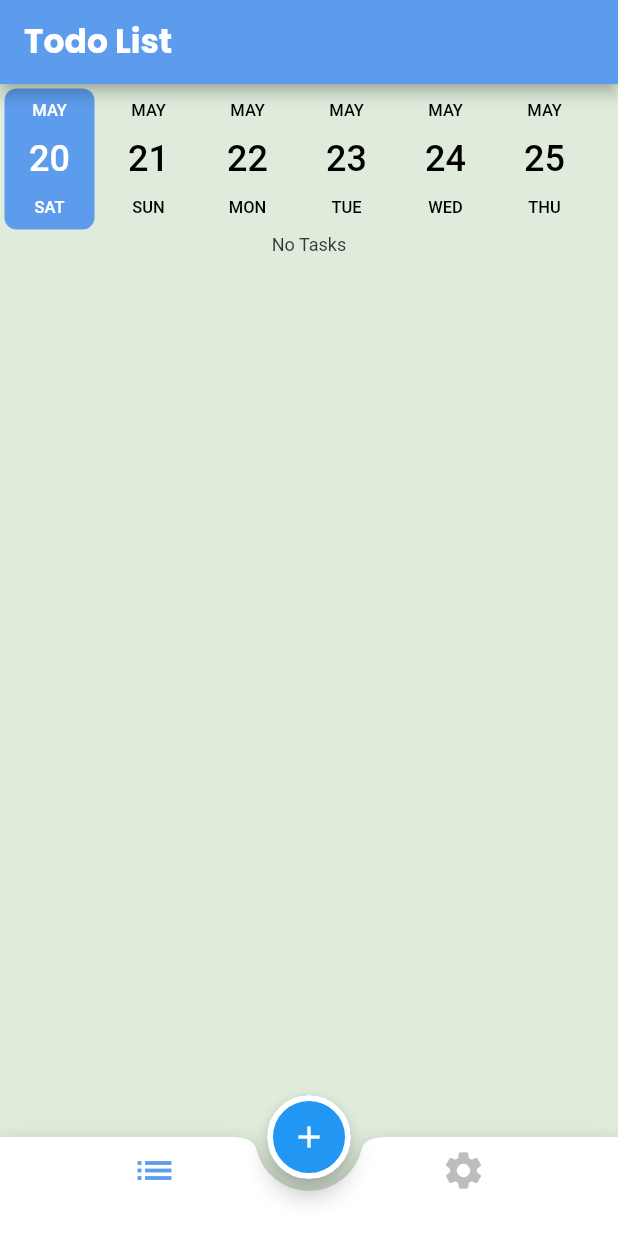
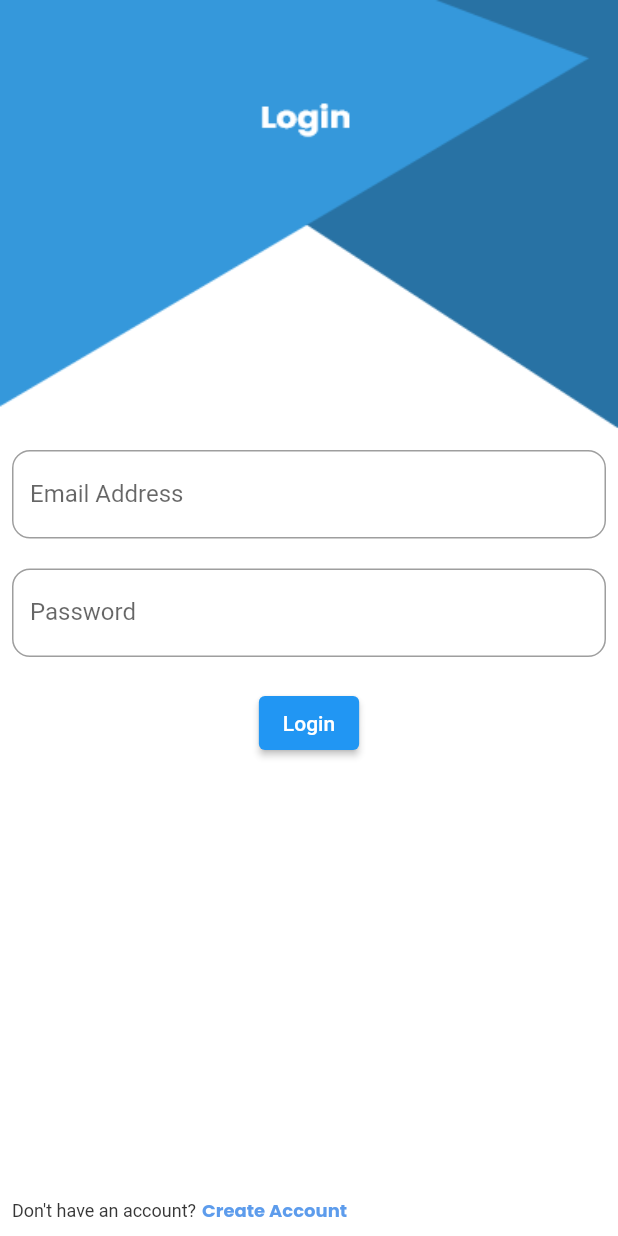
Before and after one commit to mohamedhamouda7897/todo_c8_str, a Flutter app: the screen it shows after launch, on a phone screen of 412 x 824 dp. Run offline on Flutter 3.47's test engine with Material 2 defaults, Android fonts, the phone set to English and light mode, and no system bars; drawn by our look-alikes of date_picker_timeline; our stand-ins replace cloud_firestore, firebase_auth, firebase_core, firebase_crashlytics, flutter_slidable, google_fonts; accounts and stored records are empty.

Commit message:
finish todo app & crashlytics

```diff
--- a/lib/main.dart
+++ b/lib/main.dart
@@ -1,7 +1,13 @@
 import 'package:firebase_core/firebase_core.dart';
+import 'package:firebase_crashlytics/firebase_crashlytics.dart';
+import 'package:flutter/foundation.dart';
 import 'package:flutter/material.dart';
+import 'package:provider/provider.dart';
 import 'package:todo_c8_str/home_layout/home_layout.dart';
+import 'package:todo_c8_str/providers/my_provider.dart';
 import 'package:todo_c8_str/screens/edit_task.dart';
+import 'package:todo_c8_str/screens/login.dart';
+import 'package:todo_c8_str/screens/signup.dart';
 import 'package:todo_c8_str/shared/styles/my_theme.dart';
 
 import 'firebase_options.dart';
@@ -11,7 +17,19 @@ void main() async {
   await Firebase.initializeApp(
     options: DefaultFirebaseOptions.currentPlatform,
   );
-  runApp(const MyApp());
+
+  FlutterError.onError = (errorDetails) {
+    // If you wish to record a "non-fatal" exception, please use `FirebaseCrashlytics.instance.recordFlutterError` instead
+    FirebaseCrashlytics.instance.recordFlutterFatalError(errorDetails);
+  };
+  PlatformDispatcher.instance.onError = (error, stack) {
+    // If you wish to record a "non-fatal" exception, please remove the "fatal" parameter
+    FirebaseCrashlytics.instance.recordError(error, stack, fatal: true);
+    return true;
+  };
+  // await FirebaseFirestore.instance.disableNetwork();
+  runApp(ChangeNotifierProvider(
+      create: (context) => MyProvider(), child: const MyApp()));
 }
 
 class MyApp extends StatelessWidget {
@@ -19,11 +37,16 @@ class MyApp extends StatelessWidget {
 
   @override
   Widget build(BuildContext context) {
+    var provider = Provider.of<MyProvider>(context);
     return MaterialApp(
-      initialRoute: HomeLayout.routeName,
+      initialRoute: provider.firebaseUser != null
+          ? HomeLayout.routeName
+          : LoginScreen.routeName,
       routes: {
         HomeLayout.routeName: (context) => HomeLayout(),
         EditTask.routeName: (context) => EditTask(),
+        LoginScreen.routeName: (context) => LoginScreen(),
+        SignUpScreen.routeName: (context) => SignUpScreen(),
       },
       debugShowCheckedModeBanner: false,
       theme: MyThemeData.lightTheme,
--- a/lib/models/task_model.dart
+++ b/lib/models/task_model.dart
@@ -4,20 +4,23 @@ class TaskModel {
   String description;
   int date;
   bool status;
+  String userId;
 
   TaskModel(
       {this.id = "",
       required this.title,
       required this.description,
       required this.date,
+      required this.userId,
       required this.status});
 
   TaskModel.fromJson(Map<String, dynamic> json)
       : this(
-            id: json['id'],
+      id: json['id'],
             title: json['title'],
             description: json['description'],
             date: json['date'],
+            userId: json['userId'],
             status: json['status']);
 
   Map<String, dynamic> toJson() {
@@ -26,6 +29,7 @@ class TaskModel {
       "title": title,
       "description": description,
       "date": date,
+      "userId": userId,
       "status": status,
     };
   }
--- /dev/null
+++ b/lib/models/user_model.dart
@@ -0,0 +1,30 @@
+class UserModel {
+  static const String COLLECTION_NAME = 'Users';
+  String name;
+  String email;
+  String age;
+  String id;
+
+  UserModel(
+      {required this.name,
+      required this.email,
+      required this.age,
+      this.id = ""});
+
+  UserModel.fromJson(Map<String, dynamic> json)
+      : this(
+          id: json['id'],
+          name: json['name'],
+          email: json['email'],
+          age: json['age'],
+        );
+
+  Map<String, dynamic> toJson() {
+    return {
+      "id": id,
+      "name": name,
+      "email": email,
+      "age": age,
+    };
+  }
+}
--- /dev/null
+++ b/lib/providers/my_provider.dart
@@ -0,0 +1,29 @@
+import 'package:firebase_auth/firebase_auth.dart';
+import 'package:flutter/material.dart';
+import 'package:todo_c8_str/models/user_model.dart';
+import 'package:todo_c8_str/shared/network/firebase/firebase_functions.dart';
+
+class MyProvider extends ChangeNotifier {
+  UserModel? myUser;
+  User? firebaseUser;
+
+  MyProvider() {
+    firebaseUser = FirebaseAuth.instance.currentUser;
+
+    if (firebaseUser != null) {
+      initUser();
+    }
+  }
+
+  Future initUser() async {
+    firebaseUser = FirebaseAuth.instance.currentUser;
+    myUser = await FirebaseFunctions.readUser(firebaseUser!.uid);
+    notifyListeners();
+  }
+
+  void logout() {
+    FirebaseAuth.instance.signOut();
+
+    notifyListeners();
+  }
+}
--- /dev/null
+++ b/lib/screens/login.dart
@@ -0,0 +1,138 @@
+import 'package:flutter/material.dart';
+import 'package:provider/provider.dart';
+import 'package:todo_c8_str/home_layout/home_layout.dart';
+import 'package:todo_c8_str/providers/my_provider.dart';
+import 'package:todo_c8_str/screens/signup.dart';
+import 'package:todo_c8_str/shared/network/firebase/firebase_functions.dart';
+
+class LoginScreen extends StatelessWidget {
+  static const String routeName = "login";
+
+  var emailController = TextEditingController();
+  var passwordController = TextEditingController();
+  var formKey = GlobalKey<FormState>();
+
+  @override
+  Widget build(BuildContext context) {
+    var pro = Provider.of<MyProvider>(context);
+    return Stack(
+      children: [
+        Image.asset(
+          "assets/images/sign_in_bg.png",
+          width: double.infinity,
+          fit: BoxFit.fill,
+        ),
+        Scaffold(
+          backgroundColor: Colors.transparent,
+          body: Padding(
+            padding: const EdgeInsets.all(8.0),
+            child: Form(
+              key: formKey,
+              child: Column(
+                mainAxisAlignment: MainAxisAlignment.center,
+                children: [
+                  Expanded(
+                    child: Column(
+                      mainAxisAlignment: MainAxisAlignment.center,
+                      children: [
+                        TextFormField(
+                          controller: emailController,
+                          validator: (value) {
+                            bool emailValid = RegExp(
+                                    r"^[a-zA-Z0-9.a-zA-Z0-9.!#$%&'*+-/=?^_`{|}~]+@[a-zA-Z0-9]+\.[a-zA-Z]+")
+                                .hasMatch(value!);
+                            if (value == null || value.isEmpty || !emailValid) {
+                              return "Please Enter valid Email Address";
+                            }
+                            return null;
+                          },
+                          decoration: InputDecoration(
+                              label: Text("Email Address"),
+                              border: OutlineInputBorder(
+                                  borderSide:
+                                      BorderSide(color: Colors.transparent),
+                                  borderRadius: BorderRadius.circular(12))),
+                        ),
+                        SizedBox(
+                          height: 20,
+                        ),
+                        TextFormField(
+                          controller: passwordController,
+                          obscureText: true,
+                          validator: (value) {
+                            if (value == null || value.isEmpty) {
+                              return "Please Enter valid Email Address";
+                            }
+                            return null;
+                          },
+                          decoration: InputDecoration(
+                              label: Text("Password"),
+                              border: OutlineInputBorder(
+                                  borderSide:
+                                      BorderSide(color: Colors.transparent),
+                                  borderRadius: BorderRadius.circular(12))),
+                        ),
+                        SizedBox(
+                          height: 20,
+                        ),
+                        ElevatedButton(
+                            onPressed: () {
+                              FirebaseFunctions.loginAccount(
+                                  emailController.text, passwordController.text,
+                                  (value) {
+                                showDialog(
+                                  context: context,
+                                  barrierDismissible: false,
+                                  builder: (context) => AlertDialog(
+                                    title: Text("Error"),
+                                    content: Text(value),
+                                    actions: [
+                                      ElevatedButton(
+                                          onPressed: () {
+                                            Navigator.pop(context);
+                                          },
+                                          child: Text('Yes'))
+                                    ],
+                                  ),
+                                );
+                              }, () {
+                                pro.initUser().then((value) {
+                                  Navigator.pushReplacementNamed(
+                                      context, HomeLayout.routeName);
+                                });
+                              });
+                            },
+                            child: Text("Login")),
+                      ],
+                    ),
+                  ),
+                  Row(
+                    children: [
+                      Text("Don't have an account?"),
+                      SizedBox(
+                        width: 4,
+                      ),
+                      InkWell(
+                        onTap: () {
+                          Navigator.pushReplacementNamed(
+                              context, SignUpScreen.routeName);
+                        },
+                        child: Text(
+                          "Create Account",
+                          style: Theme.of(context)
+                              .textTheme
+                              .bodySmall!
+                              .copyWith(fontSize: 12),
+                        ),
+                      )
+                    ],
+                  ),
+                ],
+              ),
+            ),
+          ),
+        )
+      ],
+    );
+  }
+}
--- a/lib/shared/network/firebase/firebase_functions.dart
+++ b/lib/shared/network/firebase/firebase_functions.dart
@@ -1,6 +1,11 @@
 import 'package:cloud_firestore/cloud_firestore.dart';
+import 'package:firebase_auth/firebase_auth.dart';
+import 'package:firebase_core/firebase_core.dart';
 import 'package:flutter/material.dart';
 import 'package:todo_c8_str/models/task_model.dart';
+import 'package:todo_c8_str/models/user_model.dart';
+
+FirebaseApp appEnv = Firebase.app("todo-c8-fri");
 
 class FirebaseFunctions {
   static CollectionReference<TaskModel> getTasksCollection() {
@@ -9,6 +14,19 @@ class FirebaseFunctions {
         .withConverter<TaskModel>(
       fromFirestore: (snapshot, _) {
         return TaskModel.fromJson(snapshot.data()!);
+      },
+      toFirestore: (value, options) {
+        return value.toJson();
+      },
+    );
+  }
+
+  static CollectionReference<UserModel> getUsersCollection() {
+    return FirebaseFirestore.instance
+        .collection(UserModel.COLLECTION_NAME)
+        .withConverter<UserModel>(
+      fromFirestore: (snapshot, _) {
+        return UserModel.fromJson(snapshot.data()!);
       },
       toFirestore: (value, options) {
         return value.toJson();
@@ -26,6 +44,7 @@ class FirebaseFunctions {
   static Stream<QuerySnapshot<TaskModel>> getTasks(DateTime date) {
     var collection = getTasksCollection();
     return collection
+        .where("userId", isEqualTo: FirebaseAuth.instance.currentUser!.uid)
         .where(
           "date",
           isEqualTo: DateUtils.dateOnly(date).millisecondsSinceEpoch,
@@ -40,4 +59,58 @@ class FirebaseFunctions {
   static Future<void> updateTask(String id, TaskModel model) {
     return getTasksCollection().doc(id).update(model.toJson());
   }
+
+  static Future<UserModel?> readUser(String id) async {
+    DocumentSnapshot<UserModel> userDoc =
+        await getUsersCollection().doc(id).get();
+
+    return userDoc.data();
+  }
+
+  static Future<void> addUserToFirestore(UserModel user) {
+    var collection = getUsersCollection();
+    var docRef = collection.doc(user.id);
+    return docRef.set(user);
+  }
+
+  static void loginAccount(String emailAddress, String password,
+      Function dialog, Function nextStep) async {
+    try {
+      final credential = await FirebaseAuth.instance
+          .signInWithEmailAndPassword(email: emailAddress, password: password);
+      nextStep();
+    } on FirebaseAuthException catch (e) {
+      if (e.code == 'user-not-found') {
+        dialog(e.message);
+      } else if (e.code == 'wrong-password') {
+        dialog(e.message);
+      }
+    }
+  }
+
+  static void createAccountAuth(String name, String age, String emailAddress,
+      String password, Function nextStep) async {
+    try {
+      final credential =
+          await FirebaseAuth.instance.createUserWithEmailAndPassword(
+        email: emailAddress,
+        password: password,
+      );
+      credential.user!.sendEmailVerification();
+
+      UserModel user = UserModel(
+          id: credential.user!.uid, name: name, email: emailAddress, age: age);
+      addUserToFirestore(user).then((value) {
+        nextStep();
+      });
+    } on FirebaseAuthException catch (e) {
+      if (e.code == 'weak-password') {
+        print('The password provided is too weak.');
+      } else if (e.code == 'email-already-in-use') {
+        print('The account already exists for that email.');
+      }
+    } catch (e) {
+      print(e);
+    }
+  }
 }
```
Also changed, not shown: lib/home_layout/home_layout.dart (+13 -1 lines), lib/screens/signup.dart (added, +181 -0 lines), lib/screens/widgets/add_task_bottom_sheet.dart (+4 -3 lines), pubspec.yaml (+5 -2 lines), assets/images/sign_in_bg.png (added), pubspec.lock, 2 other files.
